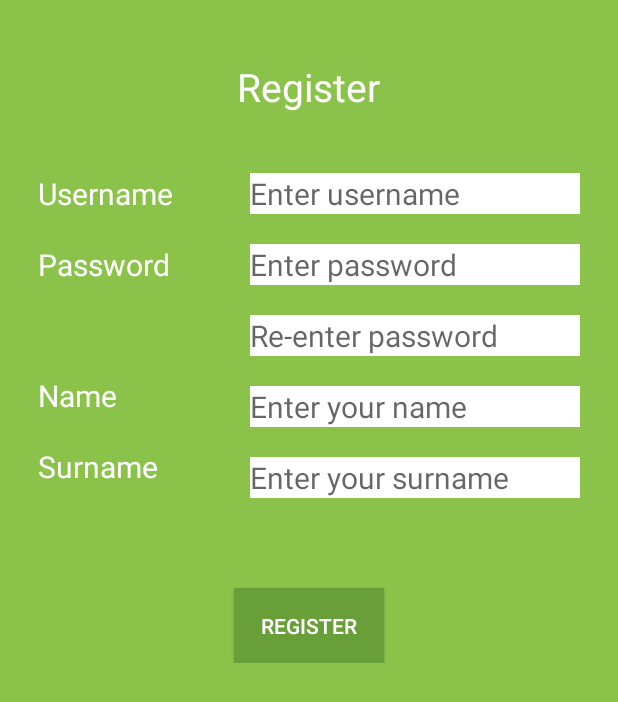
After one commit to dgounaris/Crowdhackathon, an Android app: the fragment register_fragment placed in its activity, on a phone screen of 412 x 824 dp. The commit adds this screen. Shown: the top 702 px of the screen. Run offline under Robolectric (Android 15) with nearby library versions, the phone set to English and light mode, and no system bars; network calls fail.

Commit message:
Added register option
-Created register class (still in progress, can't add image)
-Tweaked DBHelper to handle registrations

```diff
--- a/SCH/app/src/main/java/dgounaris/dev/sch/DBHelper/MyDBHelper.java
+++ b/SCH/app/src/main/java/dgounaris/dev/sch/DBHelper/MyDBHelper.java
@@ -6,12 +6,14 @@ import android.database.Cursor;
 import android.database.sqlite.SQLiteDatabase;
 import android.database.sqlite.SQLiteException;
 import android.database.sqlite.SQLiteOpenHelper;
+import android.graphics.Bitmap;
 import android.graphics.BitmapFactory;
 import android.util.Log;
 import android.widget.ArrayAdapter;
 
 import com.google.android.gms.maps.model.LatLng;
 
+import java.io.ByteArrayOutputStream;
 import java.io.File;
 import java.io.FileOutputStream;
 import java.io.IOException;
@@ -23,6 +25,7 @@ import java.util.StringTokenizer;
 import dgounaris.dev.sch.Bins.Bin;
 import dgounaris.dev.sch.People.Person;
 import dgounaris.dev.sch.People.Service;
+import dgounaris.dev.sch.R;
 import dgounaris.dev.sch.adapter.Trophy;
 
 /**
@@ -285,4 +288,38 @@ public class MyDBHelper extends SQLiteOpenHelper {
         this.close();
         return result;
     }
+
+    public boolean checkForUniqueUsername(String username) {
+        this.openDatabase();
+        String myQuery = "select " + MyDBContract.Credentials.COLUMN_NAME_USERNAME + " from " + MyDBContract.Credentials.TABLE_NAME + " where " + MyDBContract.Credentials.COLUMN_NAME_USERNAME + " = \"" + username + "\"";
+        Cursor cursor = this.myDatabase.rawQuery(myQuery, null);
+        if (cursor.moveToFirst()) {
+            return false;
+        }
+        cursor.close();
+        this.close();
+        return true;
+    }
+
+    public void registerAccount(String username, String password, String name, String surname, Bitmap image) {
+        this.openDatabase();
+        String myQuery = "insert into " + MyDBContract.Credentials.TABLE_NAME + " (" + MyDBContract.Credentials.COLUMN_NAME_USERNAME + "," + MyDBContract.Credentials.COLUMN_NAME_PASSWORD +") " +
+                "values (\"" + username + "\",\"" + password + "\")";
+        Cursor cursor = this.myDatabase.rawQuery(myQuery,null);
+        cursor.moveToFirst();
+        cursor.close();
+        if (image == null) {
+            image = BitmapFactory.decodeResource(mContext.getResources(), R.drawable.profile_material);
+        }
+        ByteArrayOutputStream stream = new ByteArrayOutputStream();
+        image.compress(Bitmap.CompressFormat.PNG, 0, stream);
+        byte[] byteimg = stream.toByteArray();
+        ContentValues cv = new ContentValues();
+        cv.put(MyDBContract.People.COLUMN_NAME_NAME, name);
+        cv.put(MyDBContract.People.COLUMN_NAME_SURNAME, surname);
+        cv.put(MyDBContract.People.COLUMN_NAME_POINTS, 0);
+        cv.put(MyDBContract.People.COLUMN_NAME_IMAGE, byteimg);
+        this.myDatabase.insert(MyDBContract.People.TABLE_NAME, null, cv);
+        this.close();
+    }
 }
--- a/SCH/app/src/main/java/dgounaris/dev/sch/LoginActivity.java
+++ b/SCH/app/src/main/java/dgounaris/dev/sch/LoginActivity.java
@@ -5,6 +5,7 @@ import android.support.v7.app.AppCompatActivity;
 import android.os.Bundle;
 
 import dgounaris.dev.sch.layout.login_fragment;
+import dgounaris.dev.sch.layout.register_fragment;
 
 public class LoginActivity extends AppCompatActivity {
 
@@ -16,4 +17,10 @@ public class LoginActivity extends AppCompatActivity {
         transaction.replace(R.id.framelayout, login_fragment.newInstance());
         transaction.commit();
     }
+
+    public void toRegister() {
+        FragmentTransaction transaction = getSupportFragmentManager().beginTransaction();
+        transaction.replace(R.id.framelayout, register_fragment.newInstance());
+        transaction.commit();
+    }
 }
--- a/SCH/app/src/main/java/dgounaris/dev/sch/layout/login_fragment.java
+++ b/SCH/app/src/main/java/dgounaris/dev/sch/layout/login_fragment.java
@@ -57,6 +57,12 @@ public class login_fragment extends Fragment {
                 onLoginAccount(username.getText().toString(), password.getText().toString());
             }
         });
+        to_register.setOnClickListener(new View.OnClickListener() {
+            @Override
+            public void onClick(View v) {
+                ((LoginActivity) getActivity()).toRegister();
+            }
+        });
         return view;
     }
 
--- /dev/null
+++ b/SCH/app/src/main/java/dgounaris/dev/sch/layout/register_fragment.java
@@ -0,0 +1,91 @@
+package dgounaris.dev.sch.layout;
+
+import android.content.Intent;
+import android.os.Bundle;
+import android.support.v4.app.Fragment;
+import android.view.LayoutInflater;
+import android.view.View;
+import android.view.ViewGroup;
+import android.widget.Button;
+import android.widget.EditText;
+import android.widget.Toast;
+
+import dgounaris.dev.sch.DBHelper.MyDBHelper;
+import dgounaris.dev.sch.MainActivity;
+import dgounaris.dev.sch.People.Person;
+import dgounaris.dev.sch.R;
+
+/**
+ * Created by DimitrisLPC on 20/5/2017.
+ */
+
+public class register_fragment extends Fragment {
+
+    EditText username;
+    EditText password;
+    EditText password_reenter;
+    EditText name;
+    EditText surname;
+    Button registerbtn;
+    MyDBHelper databaseHelper;
+
+    public register_fragment() {
+        // Required empty public constructor
+    }
+
+    public static register_fragment newInstance() {
+        register_fragment fragment = new register_fragment();
+        return fragment;
+    }
+
+    @Override
+    public void onCreate(Bundle savedInstanceState) {
+        super.onCreate(savedInstanceState);
+        databaseHelper = new MyDBHelper(getContext());
+    }
+
+    @Override
+    public View onCreateView(LayoutInflater inflater, ViewGroup container,
+                             Bundle savedInstanceState) {
+        View view = inflater.inflate(R.layout.fragment_register_fragment, container, false);
+        username = (EditText) view.findViewById(R.id.username_editable);
+        password = (EditText) view.findViewById(R.id.password_editable);
+        password_reenter = (EditText) view.findViewById(R.id.password_reenter_editable);
+        name = (EditText) view.findViewById(R.id.name_editable);
+        surname = (EditText) view.findViewById(R.id.surname_editable);
+        registerbtn = (Button) view.findViewById(R.id.register_button);
+        registerbtn.setOnClickListener(new View.OnClickListener() {
+            @Override
+            public void onClick(View v) {
+                if (!username.getText().toString().equals("") && !password.getText().toString().equals("") && !password_reenter.getText().toString().equals("") && !name.getText().toString().equals("") && !surname.getText().toString().equals("")) {
+                    if (databaseHelper.checkForUniqueUsername(username.getText().toString())) {
+                        if (checkPasswordEntries(password.getText().toString(), password_reenter.getText().toString())) {
+                            databaseHelper.registerAccount(username.getText().toString(), password.getText().toString(), name.getText().toString(), surname.getText().toString(), null);
+                            int id = databaseHelper.checkCredentials(username.getText().toString(), password.getText().toString());
+                            Person person = databaseHelper.getPerson(id);
+                            Intent intent = new Intent(getActivity(), MainActivity.class);
+                            intent.putExtra("activeperson", person);
+                            startActivity(intent);
+                        } else {
+                            Toast.makeText(getContext(), "Error: Password entries do not match", Toast.LENGTH_SHORT).show();
+                        }
+                    }
+                    else {
+                        Toast.makeText(getContext(), "Error: Username already in use", Toast.LENGTH_SHORT).show();
+                    }
+                }
+                else {
+                    Toast.makeText(getContext(), "Error: All fields are mandatory", Toast.LENGTH_SHORT).show();
+                }
+            }
+        });
+        return view;
+    }
+
+    private boolean checkPasswordEntries(String password, String reenter) {
+        if (password.equals(""))
+            return false;
+        return password.equals(reenter);
+    }
+
+}
--- /dev/null
+++ b/SCH/app/src/main/res/layout/fragment_register_fragment.xml
@@ -0,0 +1,138 @@
+<?xml version="1.0" encoding="utf-8"?>
+<ScrollView xmlns:android="http://schemas.android.com/apk/res/android"
+    android:layout_width="match_parent"
+    android:layout_height="match_parent"
+    android:background="@color/colorPrimary"
+    android:orientation="vertical">
+
+    <LinearLayout
+        android:layout_width="match_parent"
+        android:layout_height="wrap_content"
+        android:orientation="vertical">
+
+        <TextView
+            android:layout_width="wrap_content"
+            android:layout_height="wrap_content"
+            android:layout_gravity="center_horizontal"
+            android:layout_marginTop="40dp"
+            android:text="Register"
+            android:textColor="#FFFFFF"
+            android:textSize="26sp" />
+
+        <RelativeLayout
+            android:layout_width="wrap_content"
+            android:layout_height="wrap_content"
+            android:layout_marginTop="40dp"
+            android:layout_marginBottom="40dp">
+
+            <LinearLayout
+                android:layout_width="wrap_content"
+                android:layout_height="wrap_content"
+                android:layout_alignParentStart="true"
+                android:layout_marginStart="25dp"
+                android:orientation="vertical">
+
+                <TextView
+                    android:layout_width="wrap_content"
+                    android:layout_height="wrap_content"
+                    android:layout_marginBottom="20dp"
+                    android:text="Username"
+                    android:textColor="#FFFFFF"
+                    android:textSize="20sp" />
+
+                <TextView
+                    android:layout_width="wrap_content"
+                    android:layout_height="wrap_content"
+                    android:layout_marginBottom="60dp"
+                    android:text="Password"
+                    android:textColor="#FFFFFF"
+                    android:textSize="20sp" />
+
+                <TextView
+                    android:layout_width="wrap_content"
+                    android:layout_height="wrap_content"
+                    android:layout_marginBottom="20dp"
+                    android:text="Name"
+                    android:textColor="#FFFFFF"
+                    android:textSize="20sp" />
+
+                <TextView
+                    android:layout_width="wrap_content"
+                    android:layout_height="wrap_content"
+                    android:layout_marginBottom="20dp"
+                    android:text="Surname"
+                    android:textColor="#FFFFFF"
+                    android:textSize="20sp" />
+
+            </LinearLayout>
+
+            <LinearLayout
+                android:layout_width="wrap_content"
+                android:layout_height="wrap_content"
+                android:layout_alignParentEnd="true"
+                android:orientation="vertical"
+                android:layout_marginEnd="25dp">
+
+                <EditText
+                    android:id="@+id/username_editable"
+                    android:layout_width="220dp"
+                    android:layout_height="wrap_content"
+                    android:layout_marginBottom="20dp"
+                    android:background="#FFFFFF"
+                    android:hint="Enter username"
+                    android:textSize="20sp" />
+
+                <EditText
+                    android:id="@+id/password_editable"
+                    android:layout_width="220dp"
+                    android:layout_height="wrap_content"
+                    android:layout_marginBottom="20dp"
+                    android:background="#FFFFFF"
+                    android:hint="Enter password"
+                    android:inputType="textPassword"
+                    android:textSize="20sp" />
+
+                <EditText
+                    android:id="@+id/password_reenter_editable"
+                    android:layout_width="220dp"
+                    android:layout_height="wrap_content"
+                    android:layout_marginBottom="20dp"
+                    android:background="#FFFFFF"
+                    android:hint="Re-enter password"
+                    android:inputType="textPassword"
+                    android:textSize="20sp" />
+
+                <EditText
+                    android:id="@+id/name_editable"
+                    android:layout_width="220dp"
+                    android:layout_height="wrap_content"
+                    android:layout_marginBottom="20dp"
+                    android:background="#FFFFFF"
+                    android:hint="Enter your name"
+                    android:textSize="20sp" />
+
+                <EditText
+                    android:id="@+id/surname_editable"
+                    android:layout_width="220dp"
+                    android:layout_height="wrap_content"
+                    android:layout_marginBottom="20dp"
+                    android:background="#FFFFFF"
+                    android:hint="Enter your surname"
+                    android:textSize="20sp" />
+
+            </LinearLayout>
+
+        </RelativeLayout>
+
+        <Button
+            android:id="@+id/register_button"
+            android:layout_width="100dp"
+            android:layout_height="50dp"
+            android:background="@color/colorPrimaryDark"
+            android:textColor="#FFFFFF"
+            android:text="Register"
+            android:layout_gravity="center_horizontal"/>
+
+    </LinearLayout>
+
+</ScrollView>
```
Also changed, not shown: 2 other files.
